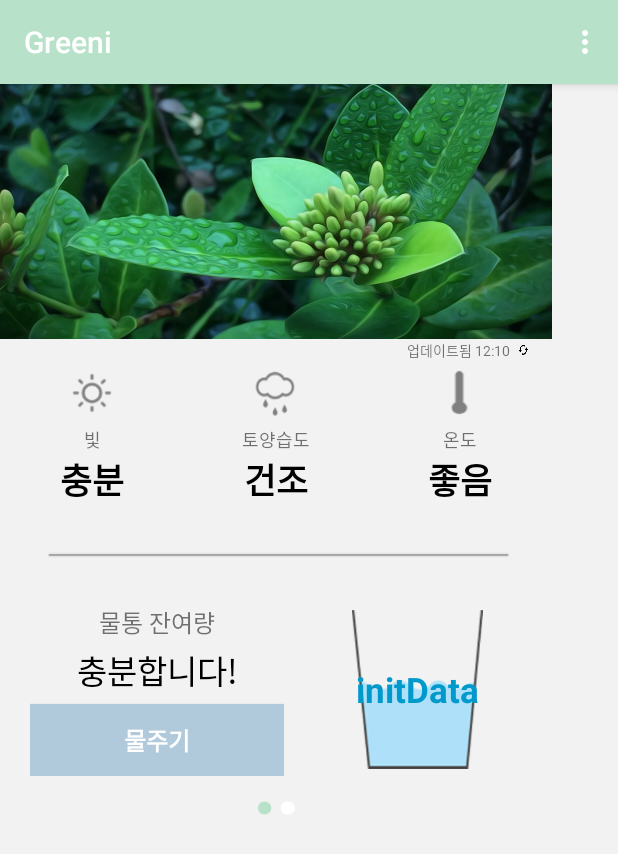
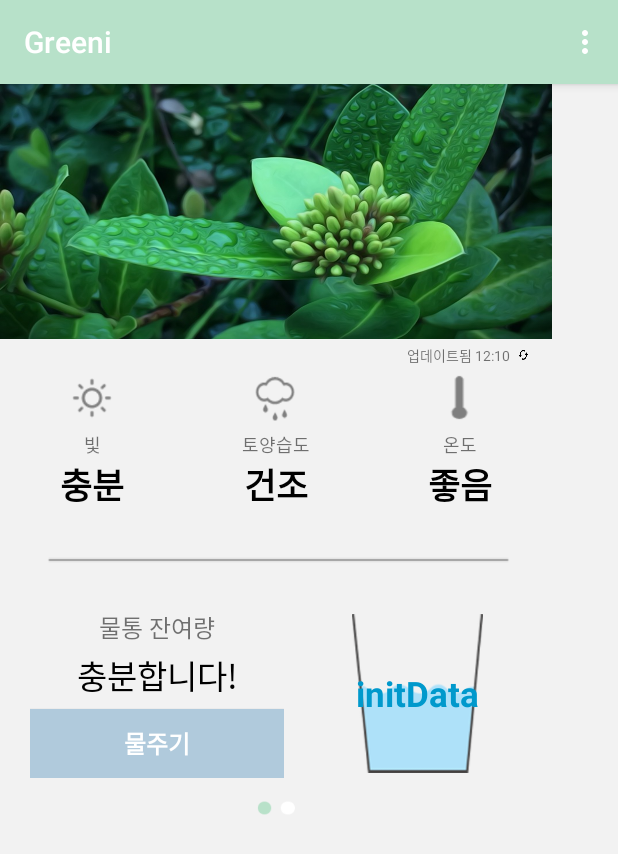
Before and after one commit to dnwlgks/gradualproject, an Android app: the screen it shows after launch (MainActivity), on a phone screen of 412 x 824 dp. Shown: the top 854 px of the screen. Run offline under Robolectric (Android 15) with nearby library versions, the phone set to English and light mode, and no system bars; 1 statement that could not run was skipped.

Commit message:
Merge Commit with 채빈.

```diff
--- a/app/src/main/res/layout/activity_main_stat.xml
+++ b/app/src/main/res/layout/activity_main_stat.xml
@@ -29,6 +29,7 @@
         <LinearLayout
             android:layout_width="match_parent"
             android:layout_height="wrap_content"
+            android:layout_marginTop="3dp"
             android:gravity="center"
             android:orientation="horizontal"
             android:paddingRight="15dp">
```
